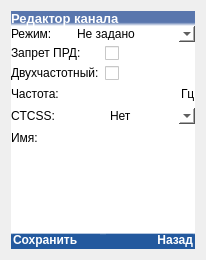
Before: the Qt Designer form mainwindow.ui in COOLIRON2311/azart-p, drawn with Qt 5.
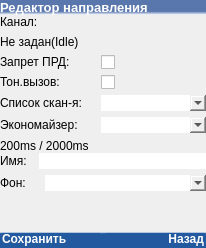
After: the same form once the commit is applied. The open tabs and pages were chosen to show the change. Icons and pictures are not drawn.

Commit message: first steps to directions

Patch:
```diff
--- a/mainwindow.ui
+++ b/mainwindow.ui
@@ -27,6 +27,21 @@
     <string notr="true">border: 0</string>
    </property>
    <layout class="QVBoxLayout" name="verticalLayout_20">
+    <property name="spacing">
+     <number>0</number>
+    </property>
+    <property name="leftMargin">
+     <number>0</number>
+    </property>
+    <property name="topMargin">
+     <number>0</number>
+    </property>
+    <property name="rightMargin">
+     <number>0</number>
+    </property>
+    <property name="bottomMargin">
+     <number>0</number>
+    </property>
     <item>
      <widget class="QStackedWidget" name="mainPages">
       <property name="frameShape">
@@ -36,7 +51,7 @@
        <number>1</number>
       </property>
       <property name="currentIndex">
-       <number>2</number>
+       <number>3</number>
       </property>
       <widget class="QWidget" name="service_menu_page">
        <layout class="QVBoxLayout" name="verticalLayout_10">
@@ -277,29 +292,76 @@
            </widget>
           </item>
           <item>
-           <widget class="QListWidget" name="channels_list">
-            <property name="sizePolicy">
-             <sizepolicy hsizetype="Expanding" vsizetype="Expanding">
-              <horstretch>0</horstretch>
-              <verstretch>0</verstretch>
-             </sizepolicy>
-            </property>
-            <property name="maximumSize">
-             <size>
-              <width>206</width>
-              <height>16777215</height>
-             </size>
-            </property>
-            <property name="font">
-             <font>
-              <weight>75</weight>
-              <bold>true</bold>
-             </font>
-            </property>
-            <property name="styleSheet">
-             <string notr="true">color: rgb(133, 165, 200);
+           <widget class="QStackedWidget" name="channel_list_stackedWidget">
+            <widget class="QWidget" name="nonempty_channel_list_page">
+             <layout class="QVBoxLayout" name="verticalLayout_30">
+              <property name="spacing">
+               <number>0</number>
+              </property>
+              <property name="leftMargin">
+               <number>0</number>
+              </property>
+              <property name="topMargin">
+               <number>0</number>
+              </property>
+              <property name="rightMargin">
+               <number>0</number>
+              </property>
+              <property name="bottomMargin">
+               <number>0</number>
+              </property>
+              <item>
+               <widget class="QListWidget" name="channels_list">
+                <property name="sizePolicy">
+                 <sizepolicy hsizetype="Expanding" vsizetype="Expanding">
+                  <horstretch>0</horstretch>
+                  <verstretch>0</verstretch>
+                 </sizepolicy>
+                </property>
+                <property name="maximumSize">
+                 <size>
+                  <width>206</width>
+                  <height>16777215</height>
+                 </size>
+                </property>
+                <property name="font">
+                 <font>
+                  <weight>75</weight>
+                  <bold>true</bold>
+                 </font>
+                </property>
+                <property name="styleSheet">
+                 <string notr="true">color: rgb(133, 165, 200);
 </string>
-            </property>
+                </property>
+               </widget>
+              </item>
+             </layout>
+            </widget>
+            <widget class="QWidget" name="empty_channel_list_page">
+             <layout class="QVBoxLayout" name="verticalLayout_31">
+              <item>
+               <widget class="QLabel" name="label_23">
+                <property name="text">
+                 <string>Пустой список</string>
+                </property>
+               </widget>
+              </item>
+              <item>
+               <spacer name="verticalSpacer">
+                <property name="orientation">
+                 <enum>Qt::Vertical</enum>
+                </property>
+                <property name="sizeHint" stdset="0">
+                 <size>
+                  <width>20</width>
+                  <height>40</height>
+                 </size>
+                </property>
+               </spacer>
+              </item>
+             </layout>
+            </widget>
            </widget>
           </item>
           <item>
@@ -378,7 +440,7 @@
               <number>2</number>
              </property>
              <item>
-              <widget class="QPushButton" name="channel_menu_button">
+              <widget class="QPushButton" name="channel_list_left">
                <property name="enabled">
                 <bool>true</bool>
                </property>
@@ -398,7 +460,7 @@
               </widget>
              </item>
              <item>
-              <widget class="QPushButton" name="channels_list_back">
+              <widget class="QPushButton" name="channels_list_right">
                <property name="font">
                 <font>
                  <weight>75</weight>
@@ -841,6 +903,395 @@
         </item>
        </layout>
       </widget>
+      <widget class="QWidget" name="direction_editor_page">
+       <layout class="QVBoxLayout" name="verticalLayout_25">
+        <property name="spacing">
+         <number>0</number>
+        </property>
+        <property name="leftMargin">
+         <number>0</number>
+        </property>
+        <property name="topMargin">
+         <number>0</number>
+        </property>
+        <property name="rightMargin">
+         <number>0</number>
+        </property>
+        <property name="bottomMargin">
+         <number>0</number>
+        </property>
+        <item>
+         <layout class="QVBoxLayout" name="verticalLayout_26">
+          <property name="spacing">
+           <number>0</number>
+          </property>
+          <item>
+           <widget class="QLabel" name="label_11">
+            <property name="sizePolicy">
+             <sizepolicy hsizetype="Preferred" vsizetype="Fixed">
+              <horstretch>0</horstretch>
+              <verstretch>0</verstretch>
+             </sizepolicy>
+            </property>
+            <property name="sizeIncrement">
+             <size>
+              <width>0</width>
+              <height>0</height>
+             </size>
+            </property>
+            <property name="baseSize">
+             <size>
+              <width>0</width>
+              <height>0</height>
+             </size>
+            </property>
+            <property name="font">
+             <font>
+              <pointsize>10</pointsize>
+              <weight>75</weight>
+              <bold>true</bold>
+             </font>
+            </property>
+            <property name="styleSheet">
+             <string notr="true">color: rgb(255, 255, 255);
+background: qlineargradient(spread:pad, x1:0, y1:0, x2:0, y2:1, stop:0.755682 rgba(89, 118, 173, 255), stop:1 rgba(255, 255, 255, 255))</string>
+            </property>
+            <property name="text">
+             <string>Редактор направления</string>
+            </property>
+            <property name="scaledContents">
+             <bool>false</bool>
+            </property>
+           </widget>
+          </item>
+          <item>
+           <widget class="QWidget" name="widget_3" native="true">
+            <layout class="QVBoxLayout" name="verticalLayout_27">
+             <property name="leftMargin">
+              <number>0</number>
+             </property>
+             <property name="topMargin">
+              <number>0</number>
+             </property>
+             <property name="rightMargin">
+              <number>0</number>
+             </property>
+             <property name="bottomMargin">
+              <number>0</number>
+             </property>
+             <item>
+              <widget class="QLabel" name="label_21">
+               <property name="sizePolicy">
+                <sizepolicy hsizetype="Preferred" vsizetype="Fixed">
+                 <horstretch>0</horstretch>
+                 <verstretch>0</verstretch>
+                </sizepolicy>
+               </property>
+               <property name="text">
+                <string>Канал:</string>
+               </property>
+              </widget>
+             </item>
+             <item>
+              <widget class="QPushButton" name="channel_in_dir_name">
+               <property name="styleSheet">
+                <string notr="true">text-align: left;</string>
+               </property>
+               <property name="text">
+                <string>Не задан(Idle)</string>
+               </property>
+              </widget>
+             </item>
+             <item>
+              <widget class="QStackedWidget" name="direction_editor_stackedWidget">
+               <widget class="QWidget" name="empty_direction_editor_page"/>
+               <widget class="QWidget" name="direction_tuner_page">
+                <layout class="QVBoxLayout" name="verticalLayout_29">
+                 <property name="spacing">
+                  <number>0</number>
+                 </property>
+                 <property name="leftMargin">
+                  <number>0</number>
+                 </property>
+                 <property name="topMargin">
+                  <number>0</number>
+                 </property>
+                 <property name="rightMargin">
+                  <number>0</number>
+                 </property>
+                 <property name="bottomMargin">
+                  <number>0</number>
+                 </property>
+                 <item>
+                  <widget class="QWidget" name="formWidget" native="true">
+                   <property name="sizePolicy">
+                    <sizepolicy hsizetype="Preferred" vsizetype="Fixed">
+                     <horstretch>0</horstretch>
+                     <verstretch>0</verstretch>
+                    </sizepolicy>
+                   </property>
+                   <layout class="QFormLayout" name="formLayout_6">
+                    <property name="sizeConstraint">
+                     <enum>QLayout::SetDefaultConstraint</enum>
+                    </property>
+                    <property name="horizontalSpacing">
+                     <number>12</number>
+                    </property>
+                    <property name="leftMargin">
+                     <number>0</number>
+                    </property>
+                    <property name="topMargin">
+                     <number>0</number>
+                    </property>
+                    <property name="rightMargin">
+                     <number>0</number>
+                    </property>
+                    <property name="bottomMargin">
+                     <number>0</number>
+                    </property>
+                    <item row="0" column="0">
+                     <widget class="QLabel" name="label_24">
+                      <property name="text">
+                       <string>Запрет ПРД:</string>
+                      </property>
+                     </widget>
+                    </item>
+                    <item row="1" column="0">
+                     <widget class="QLabel" name="label_25">
+                      <property name="text">
+                       <string>Тон.вызов:</string>
+                      </property>
+                     </widget>
+                    </item>
+                    <item row="2" column="0">
+                     <widget class="QLabel" name="label_26">
+                      <property name="text">
+                       <string>Список скан-я:</string>
+                      </property>
+                     </widget>
+                    </item>
+                    <item row="3" column="0">
+                     <widget class="QLabel" name="label_33">
+                      <property name="text">
+                       <string>Экономайзер:</string>
+                      </property>
+                     </widget>
+                    </item>
+                    <item row="4" column="0">
+                     <widget class="QLabel" name="label_34">
+                      <property name="text">
+                       <string>200ms / 2000ms</string>
+                      </property>
+                     </widget>
+                    </item>
+                    <item row="0" column="1">
+                     <widget class="QCheckBox" name="is_forbidden_prd_d">
+                      <property name="text">
+                       <string/>
+                      </property>
+                     </widget>
+                    </item>
+                    <item row="1" column="1">
+                     <widget class="QCheckBox" name="is_tone_call">
+                      <property name="text">
+                       <string/>
+                      </property>
+                     </widget>
+                    </item>
+                    <item row="2" column="1">
+                     <widget class="QComboBox" name="scan_list"/>
+                    </item>
+                    <item row="3" column="1">
+                     <widget class="QComboBox" name="economizer"/>
+                    </item>
+                   </layout>
+                  </widget>
+                 </item>
+                 <item>
+                  <widget class="QWidget" name="formWidget" native="true">
+                   <layout class="QFormLayout" name="formLayout_7">
+                    <property name="horizontalSpacing">
+                     <number>12</number>
+                    </property>
+                    <property name="leftMargin">
+                     <number>0</number>
+                    </property>
+                    <property name="topMargin">
+                     <number>0</number>
+                    </property>
+                    <property name="rightMargin">
+                     <number>0</number>
+                    </property>
+                    <property name="bottomMargin">
+                     <number>0</number>
+                    </property>
+                    <item row="0" column="0">
+                     <widget class="QLabel" name="label_35">
+                      <property name="text">
+                       <string>Имя:</string>
+                      </property>
+                     </widget>
+                    </item>
+                    <item row="1" column="0">
+                     <widget class="QLabel" name="label_36">
+                      <property name="text">
+                       <string>Фон:</string>
+                      </property>
+                     </widget>
+                    </item>
+                    <item row="0" column="1">
+                     <widget class="QLineEdit" name="name_d"/>
+                    </item>
+                    <item row="1" column="1">
+                     <layout class="QHBoxLayout" name="horizontalLayout_8">
+                      <item>
+                       <widget class="QLabel" name="label_37">
+                        <property name="sizePolicy">
+                         <sizepolicy hsizetype="Fixed" vsizetype="Preferred">
+                          <horstretch>0</horstretch>
+                          <verstretch>0</verstretch>
+                         </sizepolicy>
+                        </property>
+                        <property name="text">
+                         <string>&lt;html&gt;&lt;head/&gt;&lt;body&gt;&lt;p&gt;&lt;img src=&quot;:/resources/picture32.png&quot;/&gt;&lt;/p&gt;&lt;/body&gt;&lt;/html&gt;</string>
+                        </property>
+                       </widget>
+                      </item>
+                      <item>
+                       <widget class="QComboBox" name="background_dir_picture">
+                        <property name="sizePolicy">
+                         <sizepolicy hsizetype="Preferred" vsizetype="Fixed">
+                          <horstretch>0</horstretch>
+                          <verstretch>0</verstretch>
+                         </sizepolicy>
+                        </property>
+                       </widget>
+                      </item>
+                     </layout>
+                    </item>
+                   </layout>
+                  </widget>
+                 </item>
+                </layout>
+               </widget>
+               <widget class="QWidget" name="channel_choice_page">
+                <layout class="QVBoxLayout" name="verticalLayout_28">
+                 <property name="spacing">
+                  <number>0</number>
+                 </property>
+                 <property name="leftMargin">
+                  <number>0</number>
+                 </property>
+                 <property name="topMargin">
+                  <number>0</number>
+                 </property>
+                 <property name="rightMargin">
+                  <number>0</number>
+                 </property>
+                 <property name="bottomMargin">
+                  <number>0</number>
+                 </property>
+                 <item>
+                  <widget class="QListWidget" name="channel_choice_list"/>
+                 </item>
+                </layout>
+               </widget>
+              </widget>
+             </item>
+            </layout>
+           </widget>
+          </item>
+          <item>
+           <widget class="QWidget" name="widget_2" native="true">
+            <property name="sizePolicy">
+             <sizepolicy hsizetype="Preferred" vsizetype="Fixed">
+              <horstretch>0</horstretch>
+              <verstretch>0</verstretch>
+             </sizepolicy>
+            </property>
+            <property name="styleSheet">
+             <string notr="true">QWidget {
+	background: qlineargradient(spread:pad, x1:0, y1:1, x2:0, y2:0, stop:0.897727 rgba(35, 89, 158, 255), stop:1 rgba(255, 255, 255, 255))
+}
+QLabel {
+	color: rgb(255, 255, 255)
+}
+QPushButtonl {
+	color: rgb(255, 255, 255)
+}</string>
+            </property>
+            <layout class="QHBoxLayout" name="horizontalLayout_9">
+             <property name="leftMargin">
+              <number>2</number>
+             </property>
+             <property name="topMargin">
+              <number>0</number>
+             </property>
+             <property name="rightMargin">
+              <number>2</number>
+             </property>
+             <property name="bottomMargin">
+              <number>2</number>
+             </property>
+             <item>
+              <widget class="QPushButton" name="direction_editor_left">
+               <property name="enabled">
+                <bool>true</bool>
+               </property>
+               <property name="font">
+                <font>
+                 <weight>75</weight>
+                 <bold>true</bold>
+                </font>
+               </property>
+               <property name="styleSheet">
+                <string notr="true">color: rgb(255, 255, 255);
+text-align:left;</string>
+               </property>
+               <property name="text">
+                <string>Сохранить</string>
+               </property>
+              </widget>
+             </item>
+             <item>
+              <widget class="QPushButton" name="direction_editor_right">
+               <property name="font">
+                <font>
+                 <weight>75</weight>
+                 <bold>true</bold>
+                </font>
+               </property>
+               <property name="layoutDirection">
+                <enum>Qt::LeftToRight</enum>
+               </property>
+               <property name="autoFillBackground">
+                <bool>false</bool>
+               </property>
+               <property name="styleSheet">
+                <string notr="true">color: rgb(255, 255, 255);
+text-align:right;</string>
+               </property>
+               <property name="text">
+                <string>Назад</string>
+               </property>
+               <property name="autoDefault">
+                <bool>false</bool>
+               </property>
+               <property name="default">
+                <bool>false</bool>
+               </property>
+               <property name="flat">
+                <bool>false</bool>
+               </property>
+              </widget>
+             </item>
+            </layout>
+           </widget>
+          </item>
+         </layout>
+        </item>
+       </layout>
+      </widget>
       <widget class="QWidget" name="data_editor_page">
        <layout class="QVBoxLayout" name="verticalLayout_11">
         <property name="spacing">
@@ -1033,7 +1484,7 @@
          <number>0</number>
         </property>
         <item>
-         <layout class="QVBoxLayout" name="verticalLayout_13">
+         <layout class="QVBoxLayout" name="verticalLayout_24">
           <property name="spacing">
            <number>0</number>
           </property>
@@ -1084,6 +1535,12 @@
               <verstretch>0</verstretch>
              </sizepolicy>
             </property>
+            <property name="minimumSize">
+             <size>
+              <width>0</width>
+              <height>0</height>
+             </size>
+            </property>
             <property name="maximumSize">
              <size>
               <width>206</width>
@@ -1102,6 +1559,49 @@
             </property>
            </widget>
           </item>
+          <item>
+           <widget class="QWidget" name="direction_popup_menu" native="true">
+            <property name="minimumSize">
+             <size>
+              <width>0</width>
+              <height>0</height>
+             </size>
+            </property>
+            <layout class="QVBoxLayout" name="verticalLayout_13">
+             <property name="spacing">
+              <number>0</number>
+             </property>
+             <property name="leftMargin">
+              <number>0</number>
+             </property>
+             <property name="topMargin">
+              <number>0</number>
+             </property>
+             <property name="rightMargin">
+              <number>0</number>
+             </property>
+             <property name="bottomMargin">
+              <number>0</number>
+             </property>
+             <item>
+              <widget class="QListWidget" name="direction_popup_menu_list">
+               <property name="sizePolicy">
+                <sizepolicy hsizetype="Expanding" vsizetype="Maximum">
+                 <horstretch>0</horstretch>
+                 <verstretch>0</verstretch>
+                </sizepolicy>
+               </property>
+               <property name="maximumSize">
+                <size>
+                 <width>16777215</width>
+                 <height>52</height>
+                </size>
+               </property>
+              </widget>
+             </item>
+            </layout>
+           </widget>
+          </item>
           <item>
            <widget class="QWidget" name="horizontalWidget_8" native="true">
             <property name="sizePolicy">
@@ -1132,7 +1632,7 @@
               <number>2</number>
              </property>
              <item>
-              <widget class="QPushButton" name="direction_menu_button">
+              <widget class="QPushButton" name="direction_list_left">
                <property name="font">
                 <font>
                  <weight>75</weight>
@@ -1149,7 +1649,7 @@
               </widget>
              </item>
              <item>
-              <widget class="QPushButton" name="directions_list_back">
+              <widget class="QPushButton" name="directions_list_right">
                <property name="font">
                 <font>
                  <weight>75</weight>
```
The commit also changes 4 other files.
